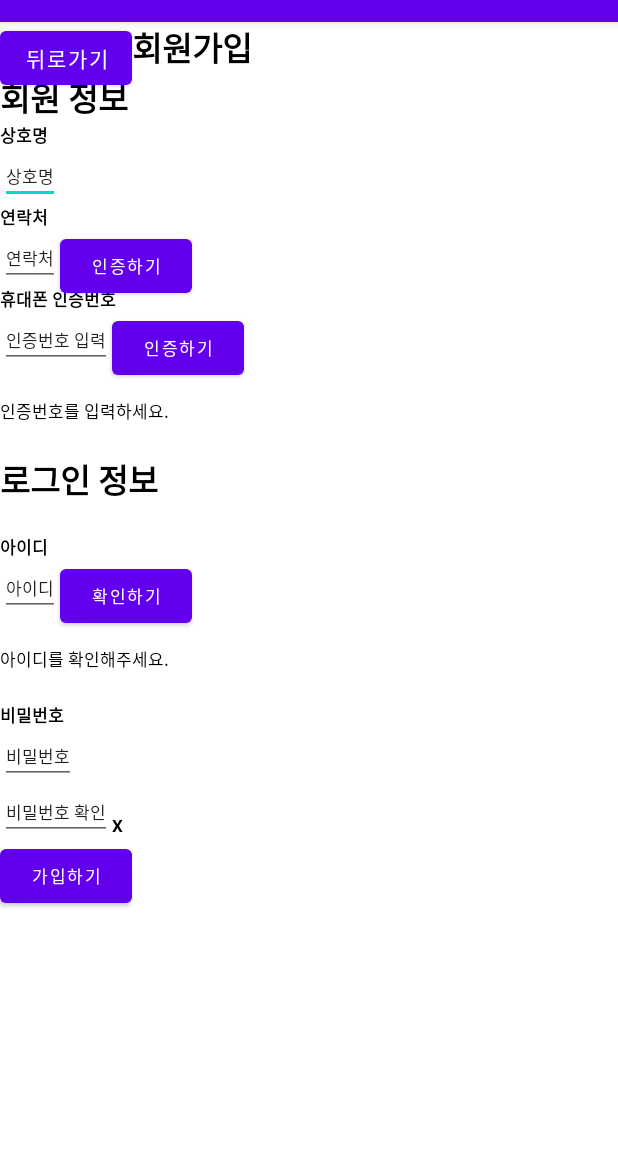
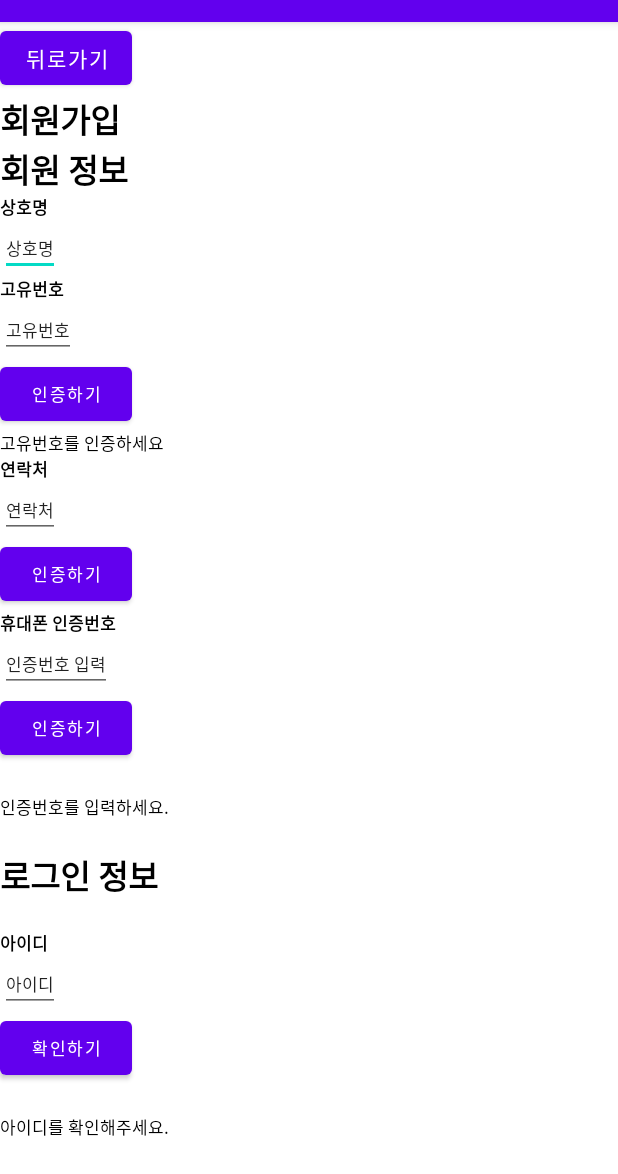
Before and after one commit to Gongdongjang/admin_client, an Android app: the SignUpActivity screen opened directly, with no data from a screen before it, after a tap on "인증하기", on a phone screen of 412 x 824 dp, the part 62-1236 px from its top. Run offline under Robolectric (Android 15) with nearby library versions, the phone set to English and light mode, and no system bars.

Commit message:
[기능추가] 회원가입시 고유번호 로직 추가

```diff
--- a/app/src/main/java/com/example/admin_client/SignUpActivity.java
+++ b/app/src/main/java/com/example/admin_client/SignUpActivity.java
@@ -40,6 +40,9 @@ interface SignUpService {
     @POST("signup/phone-check/verify")
     Call<ResponseBody> phoneVerify(@Body JsonObject body);
 
+    @POST("signup/unique-number")
+    Call<ResponseBody> checkUniqueNumber(@Body JsonObject body);
+
     @POST("signup")
     Call<ResponseBody> signUp(@Body JsonObject body);
 
@@ -54,14 +57,38 @@ public class SignUpActivity extends AppCompatActivity {
     SignUpService service = retrofit.create(SignUpService.class);
     JsonParser jsonParser = new JsonParser();
 
-    Button phone_verify_btn, code_verify_btn, id_verify_btn, signup_btn;
-    EditText phone_number, code_verify_input, id_input, pwd_input, pwd_check_input, name_input;
-    TextView code_verify_txt, id_verify_txt, pwd_verify_txt;
+    Button phone_verify_btn, code_verify_btn, id_verify_btn, signup_btn, uniqueNumberBtn;
+    EditText phone_number, code_verify_input, id_input, pwd_input, pwd_check_input, name_input, uniqueNumberInput;
+    TextView code_verify_txt, id_verify_txt, pwd_verify_txt, uniqueNumberVerifyTxt;
 
     @Override
     protected void onCreate(Bundle savedInstanceState) {
         super.onCreate(savedInstanceState);
         setContentView(R.layout.activity_sign_up);
+
+        id_input = findViewById(R.id.id_input);
+        pwd_input = findViewById(R.id.pwd_input);
+        name_input = findViewById(R.id.name_input);
+        phone_number = findViewById(R.id.phone_number_input);
+
+        uniqueNumberBtn = findViewById(R.id.unique_number_button);
+        uniqueNumberInput = findViewById(R.id.unique_number_input);
+        uniqueNumberVerifyTxt = findViewById(R.id.unique_number_txt);
+        uniqueNumberBtn.setOnClickListener(new View.OnClickListener() {
+            @Override
+            public void onClick(View v) {
+                String uniqueNumber = uniqueNumberInput.getText().toString();
+                String storeName = name_input.getText().toString();
+
+                if (storeName.equals("")) {
+                    Toast toast = Toast.makeText(getApplicationContext(), "상호명을 입력해주세요.", Toast.LENGTH_LONG);
+                    toast.show();
+                } else {
+                    checkUniqueNumber(storeName, uniqueNumber);
+                }
+            }
+        });
+
 
         phone_verify_btn = findViewById(R.id.verify_button);
         phone_number = findViewById(R.id.phone_number_input);
@@ -123,7 +150,8 @@ public class SignUpActivity extends AppCompatActivity {
                 code_verify_txt = findViewById(R.id.code_verify_txt);
                 id_verify_txt = findViewById(R.id.id_verify_txt);
 
-                if (code_verify_txt.getText().equals("인증됐습니다.") && id_verify_txt.getText().equals("사용할 수 있는 이메일입니다.")) {
+                if (code_verify_txt.getText().equals("인증됐습니다.") && id_verify_txt.getText().equals("사용할 수 있는 이메일입니다.")
+                    && uniqueNumberVerifyTxt.getText().equals("인증 됐습니다.")) {
                     if (pwd_verify_txt.getText().toString().equals("O")) {
                         signUp(id_input.getText().toString(), pwd_input.getText().toString());
                     } else {
@@ -131,10 +159,57 @@ public class SignUpActivity extends AppCompatActivity {
                         toast.show();
                     }
                 } else {
-                    Toast toast = Toast.makeText(getApplicationContext(), "아이디와 전화번호를 확인해주세요.", Toast.LENGTH_LONG);
+                    Toast toast = Toast.makeText(getApplicationContext(), "아이디, 전화번호, 고유번호를 인증해주세요.", Toast.LENGTH_LONG);
                     toast.show();
                 }
             }
+        });
+    }
+
+    void checkUniqueNumber (String storeName, String uniqueNumber) {
+        JsonObject body = new JsonObject();
+        body.addProperty("storeName", storeName);
+        body.addProperty("uniqueNumber", uniqueNumber);
+
+        Call<ResponseBody> call = service.checkUniqueNumber(body);
+        call.enqueue(new Callback<ResponseBody>() {
+            @Override
+            public void onResponse(Call<ResponseBody> call, Response<ResponseBody> response) {
+                if (response.isSuccessful()) {
+                    try {
+                        JsonObject res = (JsonObject) jsonParser.parse(response.body().string());
+                        String msg = res.get("msg").getAsString();
+
+                        Log.d(TAG, Boolean.toString(msg.equals("UNIQUE_NUMBER_VERIFY_SUCCESS")));
+
+                        if (msg.equals("UNIQUE_NUMBER_VERIFY_SUCCESS"))
+                                uniqueNumberVerifyTxt.setText("인증 됐습니다.");
+                    } catch (IOException e) {
+                        e.printStackTrace();
+                    }
+                }
+                else {
+                        try {
+                            JsonObject res = (JsonObject) jsonParser.parse(response.errorBody().string());
+                            Log.d(TAG, "Fail " + res);
+                            String msg = res.get("msg").getAsString();
+
+                            if (msg.equals("UNIQUE_NUMBER_VERIFY_FAIL"))
+                                uniqueNumberVerifyTxt.setText("인증 번호를 확인해주세요.");
+                            else if (msg.equals("STORE_NOT_FOUND")) {
+                                Toast toast = Toast.makeText(getApplicationContext(), "등록되지 않은 상호명입니다 관리자에게 문의해 주세요.", Toast.LENGTH_LONG);
+                                toast.show();
+                            }
+                        } catch (IOException e) {
+                            e.printStackTrace();
+                        }
+                    }
+                }
+
+                @Override
+                public void onFailure(Call<ResponseBody> call, Throwable t) {
+                    Log.e(TAG, "onFailure: e " + t.getMessage());
+                }
         });
     }
 
@@ -239,11 +314,6 @@ public class SignUpActivity extends AppCompatActivity {
     }
 
     void signUp(String id, String pwd) {
-        id_input = findViewById(R.id.id_input);
-        pwd_input = findViewById(R.id.pwd_input);
-        name_input = findViewById(R.id.name_input);
-        phone_number = findViewById(R.id.phone_number_input);
-
         JsonObject body = new JsonObject();
         body.addProperty("id", id);
         body.addProperty("password", pwd);
--- a/app/src/main/res/layout/activity_sign_up.xml
+++ b/app/src/main/res/layout/activity_sign_up.xml
@@ -6,6 +6,15 @@
     android:layout_height="match_parent"
     tools:context=".SignUpActivity">
 
+
+    <ScrollView
+        android:layout_width="match_parent"
+        android:layout_height="match_parent">
+
+        <LinearLayout
+            android:layout_width="match_parent"
+            android:layout_height="wrap_content"
+            android:orientation="vertical" >
 
     <Button
         android:id="@+id/back_button"
@@ -59,6 +68,46 @@
         app:layout_constraintTop_toBottomOf="@+id/name_title"/>
 
     <TextView
+        android:id="@+id/unique_number_title"
+        android:layout_width="wrap_content"
+        android:layout_height="wrap_content"
+        android:text="고유번호"
+        android:textSize="5pt"
+        android:textColor="@color/black"
+        android:textStyle="bold"
+        app:layout_constraintStart_toStartOf="@+id/name_input"
+        app:layout_constraintTop_toBottomOf="@+id/name_input" />
+
+    <EditText
+        android:id="@+id/unique_number_input"
+        android:layout_width="wrap_content"
+        android:layout_height="wrap_content"
+        android:inputType="text"
+        android:textSize="5pt"
+        android:text="고유번호"
+        app:layout_constraintStart_toStartOf="@+id/unique_number_title"
+        app:layout_constraintTop_toBottomOf="@+id/unique_number_title"/>
+
+    <Button
+        android:id="@+id/unique_number_button"
+        android:layout_width="wrap_content"
+        android:layout_height="wrap_content"
+        android:textSize="5pt"
+        android:text="인증하기"
+        app:layout_constraintStart_toEndOf="@id/unique_number_input"
+        app:layout_constraintTop_toBottomOf="@+id/unique_number_title"/>
+
+    <TextView
+        android:id="@+id/unique_number_txt"
+        android:layout_width="wrap_content"
+        android:layout_height="wrap_content"
+        android:text="고유번호를 인증하세요"
+        android:textSize="5pt"
+        android:textColor="@color/black"
+        app:layout_constraintStart_toStartOf="@+id/unique_number_input"
+        app:layout_constraintTop_toBottomOf="@+id/unique_number_input" />
+
+    <TextView
         android:id="@+id/phone_number_title"
         android:layout_width="wrap_content"
         android:layout_height="wrap_content"
@@ -66,8 +115,8 @@
         android:textSize="5pt"
         android:textColor="@color/black"
         android:textStyle="bold"
-        app:layout_constraintStart_toStartOf="@+id/name_input"
-        app:layout_constraintTop_toBottomOf="@+id/name_input" />
+        app:layout_constraintStart_toStartOf="@+id/unique_number_txt"
+        app:layout_constraintTop_toBottomOf="@+id/unique_number_txt" />
 
     <EditText
         android:id="@+id/phone_number_input"
@@ -236,5 +285,7 @@
         android:text="가입하기"
         app:layout_constraintStart_toStartOf="@id/pwd_check_input"
         app:layout_constraintTop_toBottomOf="@+id/pwd_check_input"/>
+        </LinearLayout>
+    </ScrollView>
 
 </androidx.constraintlayout.widget.ConstraintLayout>
```
